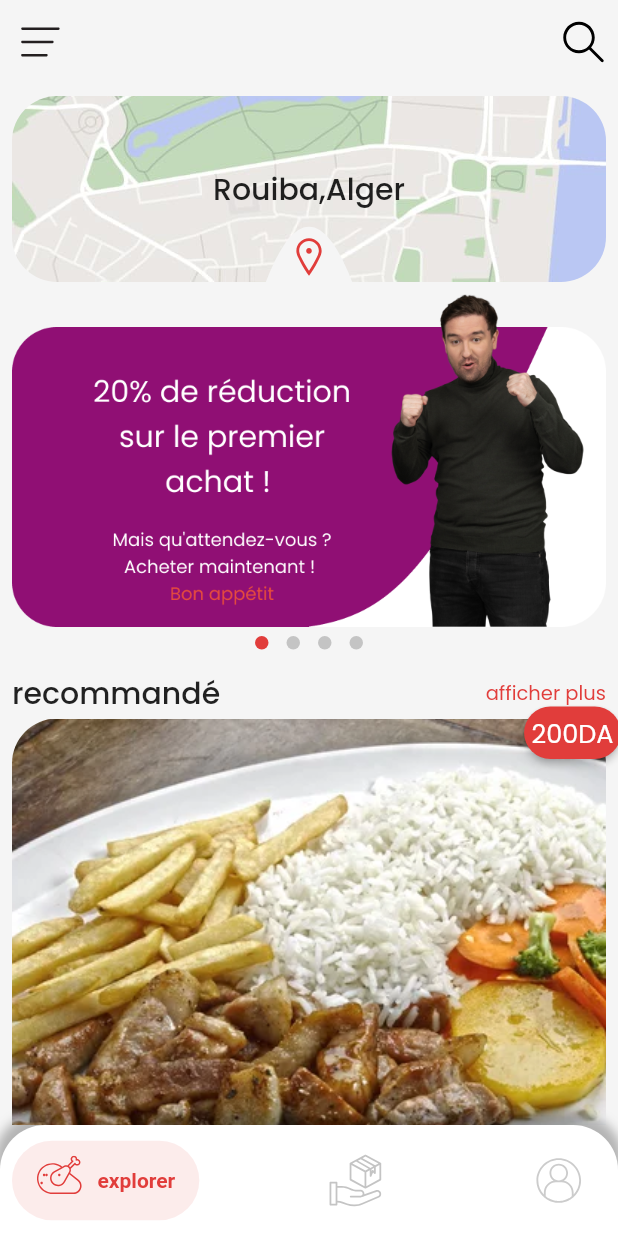
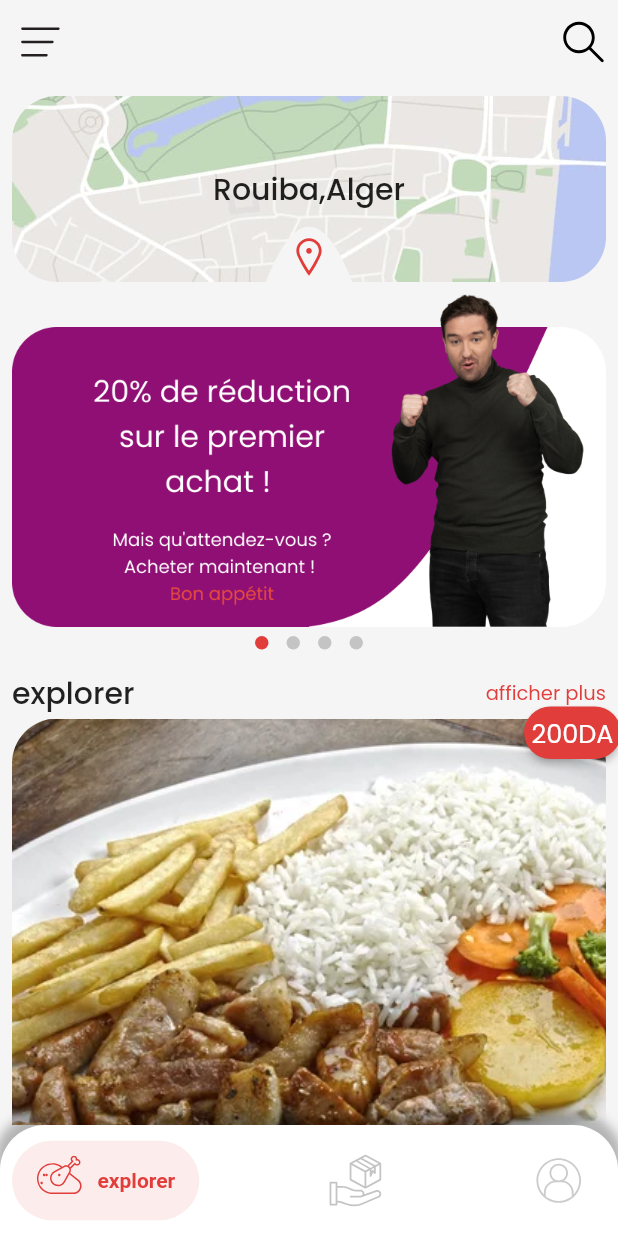
Before and after one commit to HoussemRabah/maclat, a Flutter app: the screen it shows after launch, after a tap on "étape suivante", on a phone screen of 412 x 824 dp. Run offline on Flutter 3.47's test engine with Material 2 defaults, Android fonts, the phone set to English and light mode, and no system bars; drawn by our look-alikes of badges, card_swiper, dots_indicator, salomon_bottom_bar; our stand-ins replace flutter_custom_clippers, flutter_svg, font_awesome_flutter, line_icons.

Commit message:
improve archi

```diff
--- /dev/null
+++ b/lib/Logic/Modules/food.dart
@@ -0,0 +1,19 @@
+class Food {
+  String name;
+  String price;
+  String disc;
+  String image;
+  Store store;
+  Food(
+      {required this.name,
+      required this.price,
+      required this.disc,
+      required this.image,
+      required this.store});
+}
+
+class Store {
+  String name;
+  String rate;
+  Store({required this.name, required this.rate});
+}
--- a/lib/UI/Screens/home.dart
+++ b/lib/UI/Screens/home.dart
@@ -8,7 +8,9 @@ import 'package:font_awesome_flutter/font_awesome_flutter.dart';
 import 'package:line_icons/line_icons.dart';
 import 'package:mbh/Core/constants.dart';
 import 'package:mbh/Logic/Modules/UI.dart';
+import 'package:mbh/Logic/Modules/food.dart';
 import 'package:mbh/UI/Widgets/cardswiper.dart';
+import 'package:mbh/UI/Widgets/foodcard.dart';
 import 'package:mbh/UI/Widgets/foodtinder.dart';
 import 'package:mbh/UI/Widgets/gpscard.dart';
 import 'package:mbh/UI/Widgets/storelabel.dart';
@@ -39,81 +41,23 @@ class _HomeScreenState extends State<HomeScreen> {
               CardSwip(url: "http://via.placeholder.com/300x200"),
               CardSwip(url: "http://via.placeholder.com/300x200"),
             ]),
-            TitleBar(title: "recommandé", button: "afficher plus"),
+            TitleBar(title: "explorer", button: "afficher plus"),
             FoodTinder(),
             TitleBar(title: "recommandé", button: "afficher plus"),
-            Container(
-              margin: EdgeInsets.all(8.0),
-              padding: EdgeInsets.all(16.0),
-              decoration: BoxDecoration(color: inColor, borderRadius: radius),
-              child: Column(
-                children: [
-                  StoreLabel(),
-                  Container(
-                    height: MediaQuery.of(context).size.width * 0.5,
-                    child: Row(
-                      children: [
-                        Container(
-                          height:
-                              MediaQuery.of(context).size.width * 0.5 - 16.0,
-                          width: MediaQuery.of(context).size.width * 0.5 - 16.0,
-                          decoration: BoxDecoration(borderRadius: radius),
-                          clipBehavior: Clip.antiAlias,
-                          child: Image.asset(
-                            "assets/proto/exp3.png",
-                            fit: BoxFit.cover,
-                          ),
-                        ),
-                        SizedBox(width: 8.0),
-                        Column(
-                          children: [
-                            SizedBox(
-                              width: MediaQuery.of(context).size.width -
-                                  MediaQuery.of(context).size.width * 0.5 -
-                                  16.0 -
-                                  8.0 -
-                                  8.0 -
-                                  8.0 -
-                                  8.0 -
-                                  8.0,
-                              child: Text(
-                                "Tajin el ziton",
-                                style: textStyleSouTitle,
-                              ),
-                            ),
-                            SizedBox(
-                              width: MediaQuery.of(context).size.width -
-                                  MediaQuery.of(context).size.width * 0.5 -
-                                  16.0 -
-                                  8.0 -
-                                  8.0 -
-                                  8.0 -
-                                  8.0 -
-                                  8.0,
-                              child: Text(
-                                "Ziton , viande ou pullet",
-                                style: textStyleSouSimple.copyWith(
-                                    color: greyColor),
-                              ),
-                            ),
-                            Spacer(),
-                            Container(
-                              padding: EdgeInsets.all(4.0),
-                              decoration: BoxDecoration(
-                                  borderRadius: radius, color: mainColor),
-                              child: Text(
-                                "200DA",
-                                style: textStyleSimple.copyWith(color: inColor),
-                              ),
-                            )
-                          ],
-                        )
-                      ],
-                    ),
-                  ),
-                ],
-              ),
-            )
+            FoodCard(
+                food: Food(
+                    name: "Tajin el ziton",
+                    price: "200DA",
+                    disc: "olives, viande et poulet",
+                    image: "assets/proto/exp3.png",
+                    store: Store(name: "HomeFood Resto", rate: "3.4"))),
+            FoodCard(
+                food: Food(
+                    name: "Baklawa",
+                    price: "90DA pour 1",
+                    disc: "Délicieux baklava d'un professionnel",
+                    image: "assets/proto/exp4.png",
+                    store: Store(name: "omRamy Sweet", rate: "4.2"))),
           ],
         ),
       ),
--- /dev/null
+++ b/lib/UI/Widgets/foodcard.dart
@@ -0,0 +1,89 @@
+import 'package:flutter/material.dart';
+import 'package:mbh/Core/constants.dart';
+import 'package:mbh/Logic/Modules/food.dart';
+
+import 'storelabel.dart';
+
+class FoodCard extends StatefulWidget {
+  final Food food;
+  const FoodCard({Key? key, required this.food}) : super(key: key);
+
+  @override
+  State<FoodCard> createState() => _FoodCardState();
+}
+
+class _FoodCardState extends State<FoodCard> {
+  @override
+  Widget build(BuildContext context) {
+    return Container(
+      margin: EdgeInsets.all(8.0),
+      padding: EdgeInsets.all(16.0),
+      decoration: BoxDecoration(color: inColor, borderRadius: radius),
+      child: Column(
+        children: [
+          StoreLabel(store: widget.food.store),
+          Container(
+            height: MediaQuery.of(context).size.width * 0.5,
+            child: Row(
+              children: [
+                Container(
+                  height: MediaQuery.of(context).size.width * 0.5 - 16.0,
+                  width: MediaQuery.of(context).size.width * 0.5 - 16.0,
+                  decoration: BoxDecoration(borderRadius: radius),
+                  clipBehavior: Clip.antiAlias,
+                  child: Image.asset(
+                    widget.food.image,
+                    fit: BoxFit.cover,
+                  ),
+                ),
+                SizedBox(width: 8.0),
+                Column(
+                  children: [
+                    SizedBox(
+                      width: MediaQuery.of(context).size.width -
+                          MediaQuery.of(context).size.width * 0.5 -
+                          16.0 -
+                          8.0 -
+                          8.0 -
+                          8.0 -
+                          8.0 -
+                          8.0,
+                      child: Text(
+                        widget.food.name,
+                        style: textStyleSouTitle,
+                      ),
+                    ),
+                    SizedBox(
+                      width: MediaQuery.of(context).size.width -
+                          MediaQuery.of(context).size.width * 0.5 -
+                          16.0 -
+                          8.0 -
+                          8.0 -
+                          8.0 -
+                          8.0 -
+                          8.0,
+                      child: Text(
+                        widget.food.disc,
+                        style: textStyleSouSimple.copyWith(color: greyColor),
+                      ),
+                    ),
+                    Spacer(),
+                    Container(
+                      padding: EdgeInsets.all(4.0),
+                      decoration:
+                          BoxDecoration(borderRadius: radius, color: mainColor),
+                      child: Text(
+                        widget.food.price,
+                        style: textStyleSimple.copyWith(color: inColor),
+                      ),
+                    )
+                  ],
+                )
+              ],
+            ),
+          ),
+        ],
+      ),
+    );
+  }
+}
--- a/lib/UI/Widgets/storelabel.dart
+++ b/lib/UI/Widgets/storelabel.dart
@@ -2,9 +2,11 @@ import 'package:flutter/material.dart';
 import 'package:flutter_svg/flutter_svg.dart';
 import 'package:font_awesome_flutter/font_awesome_flutter.dart';
 import 'package:mbh/Core/constants.dart';
+import 'package:mbh/Logic/Modules/food.dart';
 
 class StoreLabel extends StatefulWidget {
-  const StoreLabel({Key? key}) : super(key: key);
+  final Store store;
+  const StoreLabel({Key? key, required this.store}) : super(key: key);
 
   @override
   State<StoreLabel> createState() => _StoreLabelState();
```
